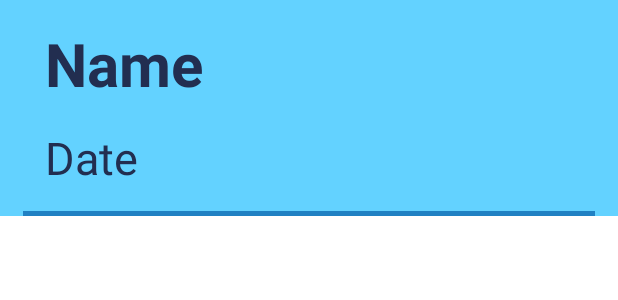
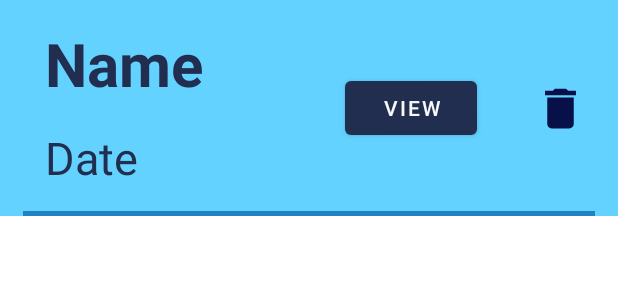
Before and after one commit to michaelcummins1/FinalProject, an Android app: the layout display_event_item_layout.xml on its own in the app's theme, with its tools: preview values and no code run, on a phone screen of 412 x 824 dp. Shown: the top 300 px of the screen. Run offline under Robolectric (Android 15) with nearby library versions, the phone set to English and light mode, and no system bars.

Commit message:
Worked on individual deletion of events

```diff
--- a/app/src/main/java/com/example/finalproject/DisplayFragmentAdapter.kt
+++ b/app/src/main/java/com/example/finalproject/DisplayFragmentAdapter.kt
@@ -10,7 +10,7 @@ class DisplayFragmentAdapter(val eventList: List<Event>, val viewModel: EventVie
 
     override fun onCreateViewHolder(parent: ViewGroup, viewType: Int): DisplayEventViewHolder {
         val binding = DisplayEventItemLayoutBinding.inflate(LayoutInflater.from(parent.context), parent, false)
-        return DisplayEventViewHolder(binding, viewModel)
+        return DisplayEventViewHolder(binding, viewModel, this)
     }
 
     override fun onBindViewHolder(holder: DisplayEventViewHolder, position: Int) {
--- /dev/null
+++ b/app/src/main/res/drawable/ic_baseline_delete_35.xml
@@ -0,0 +1,5 @@
+<vector android:height="35dp" android:tint="#071049"
+    android:viewportHeight="24" android:viewportWidth="24"
+    android:width="35dp" xmlns:android="http://schemas.android.com/apk/res/android">
+    <path android:fillColor="@android:color/white" android:pathData="M6,19c0,1.1 0.9,2 2,2h8c1.1,0 2,-0.9 2,-2V7H6v12zM19,4h-3.5l-1,-1h-5l-1,1H5v2h14V4z"/>
+</vector>
--- a/app/src/main/res/layout/display_event_item_layout.xml
+++ b/app/src/main/res/layout/display_event_item_layout.xml
@@ -42,4 +42,28 @@
         app:layout_constraintEnd_toEndOf="parent"
         app:layout_constraintStart_toStartOf="parent"
         app:layout_constraintTop_toBottomOf="@+id/eventDateDisplay" />
+
+    <Button
+        android:id="@+id/view_button"
+        android:layout_width="wrap_content"
+        android:layout_height="wrap_content"
+        android:text="View"
+        app:layout_constraintBottom_toBottomOf="parent"
+        app:layout_constraintEnd_toEndOf="parent"
+        app:layout_constraintStart_toEndOf="@+id/eventNameDisplay"
+        app:layout_constraintTop_toTopOf="parent" />
+
+    <ImageButton
+        android:id="@+id/trash_button"
+        android:layout_width="wrap_content"
+        android:layout_height="wrap_content"
+        android:layout_marginStart="17dp"
+        android:background="@color/azure"
+        app:layout_constraintBottom_toBottomOf="parent"
+        app:layout_constraintEnd_toEndOf="parent"
+        app:layout_constraintStart_toEndOf="@+id/view_button"
+        app:layout_constraintTop_toTopOf="parent"
+        app:srcCompat="@drawable/ic_baseline_delete_35"
+        tools:ignore="TouchTargetSizeCheck,SpeakableTextPresentCheck" />
+
 </androidx.constraintlayout.widget.ConstraintLayout>
```
Also changed, not shown: app/src/main/java/com/example/finalproject/DisplayEventViewHolder.kt (+8 -2 lines), app/src/main/java/com/example/finalproject/DisplayEventsFragment.kt (+9 -7 lines), app/src/main/java/com/example/finalproject/EventViewModel.kt (+22 -14 lines).
